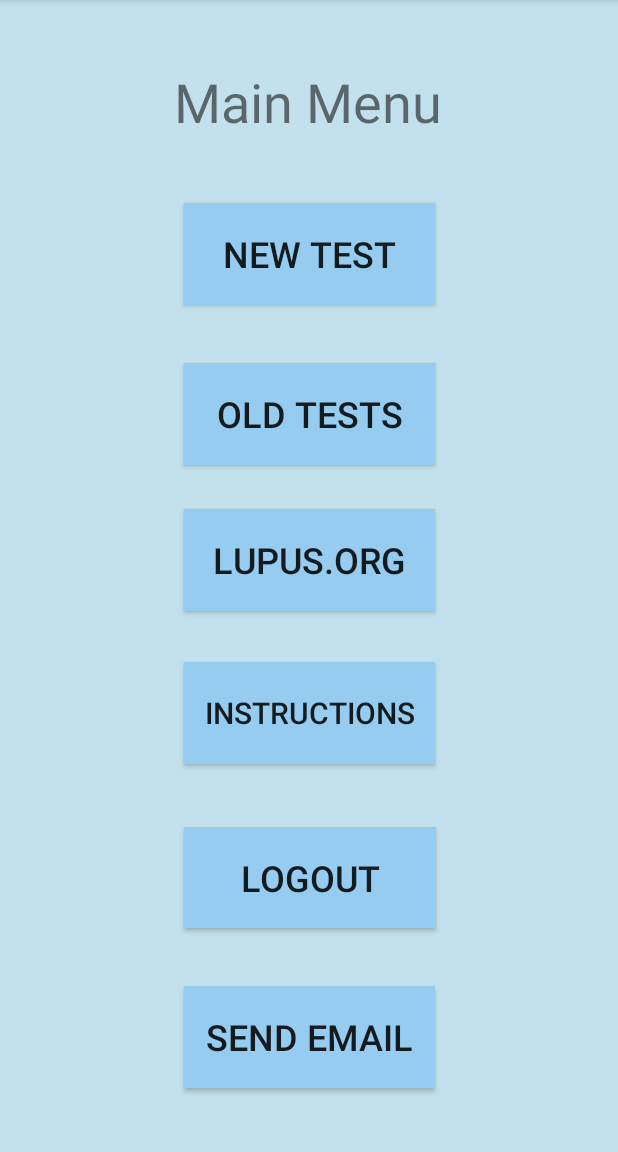
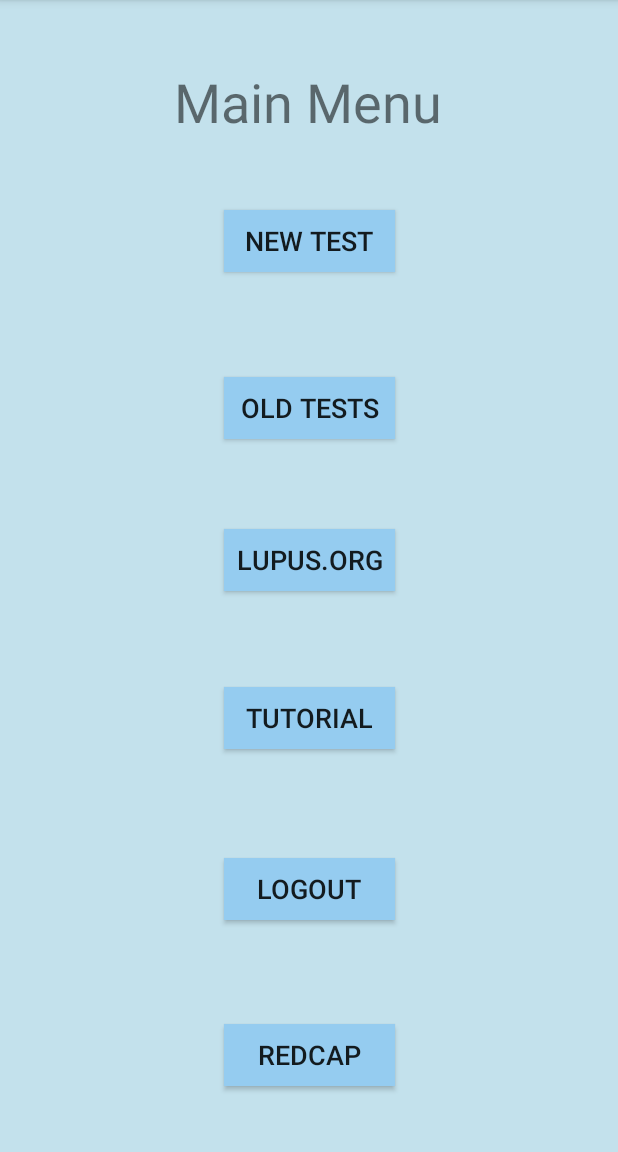
Before and after one commit to kevinlazenby/LupusLabsRepository, an Android app: the MainMenuActivity screen opened directly, with no data from a screen before it, on a phone screen of 412 x 824 dp, the part 84-1236 px from its top. Run offline under Robolectric (Android 15) with nearby library versions, the phone set to English and light mode, and no system bars.

Commit message:
Second update for midterm presentation.

```diff
--- a/app/src/main/res/layout/activity_main_menu.xml
+++ b/app/src/main/res/layout/activity_main_menu.xml
@@ -9,12 +9,12 @@
 
     <Button
         android:id="@+id/loginButton"
-        android:layout_width="167dp"
-        android:layout_height="68dp"
+        android:layout_width="114dp"
+        android:layout_height="41dp"
         android:background="#95CCF0"
         android:onClick="launchWebsite"
         android:text="lupus.org"
-        android:textSize="24sp"
+        android:textSize="18sp"
         app:layout_constraintBottom_toBottomOf="parent"
         app:layout_constraintEnd_toEndOf="parent"
         app:layout_constraintStart_toStartOf="parent"
@@ -23,12 +23,12 @@
 
     <Button
         android:id="@+id/instructionsButton"
-        android:layout_width="167dp"
-        android:layout_height="68dp"
+        android:layout_width="114dp"
+        android:layout_height="41dp"
         android:background="#95CCF0"
         android:onClick="openInstructionsActivity"
-        android:text="Instructions"
-        android:textSize="20sp"
+        android:text="Tutorial"
+        android:textSize="18sp"
         app:layout_constraintBottom_toBottomOf="parent"
         app:layout_constraintEnd_toEndOf="parent"
         app:layout_constraintStart_toStartOf="parent"
@@ -37,12 +37,12 @@
 
     <Button
         android:id="@+id/send_email_button"
-        android:layout_width="167dp"
-        android:layout_height="68dp"
+        android:layout_width="114dp"
+        android:layout_height="41dp"
         android:background="#95CCF0"
-        android:onClick="openEmailActivity"
-        android:text="Send Email"
-        android:textSize="24sp"
+        android:onClick="openRedcapActivity"
+        android:text="Redcap"
+        android:textSize="18sp"
         app:layout_constraintBottom_toBottomOf="parent"
         app:layout_constraintEnd_toEndOf="parent"
         app:layout_constraintStart_toStartOf="parent"
@@ -51,11 +51,12 @@
 
     <Button
         android:id="@+id/newTestButton"
-        android:layout_width="167dp"
-        android:layout_height="68dp"
+        android:layout_width="114dp"
+        android:layout_height="41dp"
         android:background="#95CCF0"
+        android:onClick="openNewTestActivity"
         android:text="New Test"
-        android:textSize="24sp"
+        android:textSize="18sp"
         app:layout_constraintBottom_toBottomOf="parent"
         app:layout_constraintEnd_toEndOf="parent"
         app:layout_constraintStart_toStartOf="parent"
@@ -64,11 +65,12 @@
 
     <Button
         android:id="@+id/oldTestButton"
-        android:layout_width="167dp"
-        android:layout_height="68dp"
+        android:layout_width="114dp"
+        android:layout_height="41dp"
         android:background="#95CCF0"
+        android:onClick="openOldTestsActivity"
         android:text="Old Tests"
-        android:textSize="24sp"
+        android:textSize="18sp"
         app:layout_constraintBottom_toBottomOf="parent"
         app:layout_constraintEnd_toEndOf="parent"
         app:layout_constraintStart_toStartOf="parent"
@@ -77,11 +79,12 @@
 
     <Button
         android:id="@+id/logoutButton"
-        android:layout_width="168dp"
-        android:layout_height="67dp"
+        android:layout_width="114dp"
+        android:layout_height="41dp"
         android:background="#95CCF0"
+        android:onClick="openMainActivity"
         android:text="Logout"
-        android:textSize="24sp"
+        android:textSize="18sp"
         app:layout_constraintBottom_toBottomOf="parent"
         app:layout_constraintEnd_toEndOf="parent"
         app:layout_constraintHorizontal_bias="0.502"
```
Also changed, not shown: app/src/main/AndroidManifest.xml (+19 -3 lines), app/src/main/java/edu/bme3890/LupusLabs/CreateAccountActivity.java (added, +14 -0 lines), app/src/main/java/edu/bme3890/LupusLabs/ForgotPasswordActivity.java (added, +14 -0 lines), app/src/main/java/edu/bme3890/LupusLabs/MainActivity.java (+10 -0 lines), app/src/main/java/edu/bme3890/LupusLabs/MainMenuActivity.java (+18 -2 lines), app/src/main/java/edu/bme3890/LupusLabs/NewTestActivity.java (added, +14 -0 lines), app/src/main/java/edu/bme3890/LupusLabs/OldTestsActivity.java (added, +21 -0 lines), app/src/main/java/edu/bme3890/LupusLabs/RedcapActivity.java (added, +14 -0 lines), app/src/main/res/layout/activity_create_account.xml (added, +21 -0 lines), app/src/main/res/layout/activity_forgot_password.xml (added, +20 -0 lines), app/src/main/res/layout/activity_main.xml (+10 -7 lines), app/src/main/res/layout/activity_new_test.xml (added, +32 -0 lines), app/src/main/res/layout/activity_old_tests.xml (added, +44 -0 lines), app/src/main/res/layout/activity_redcap.xml (added, +30 -0 lines).
